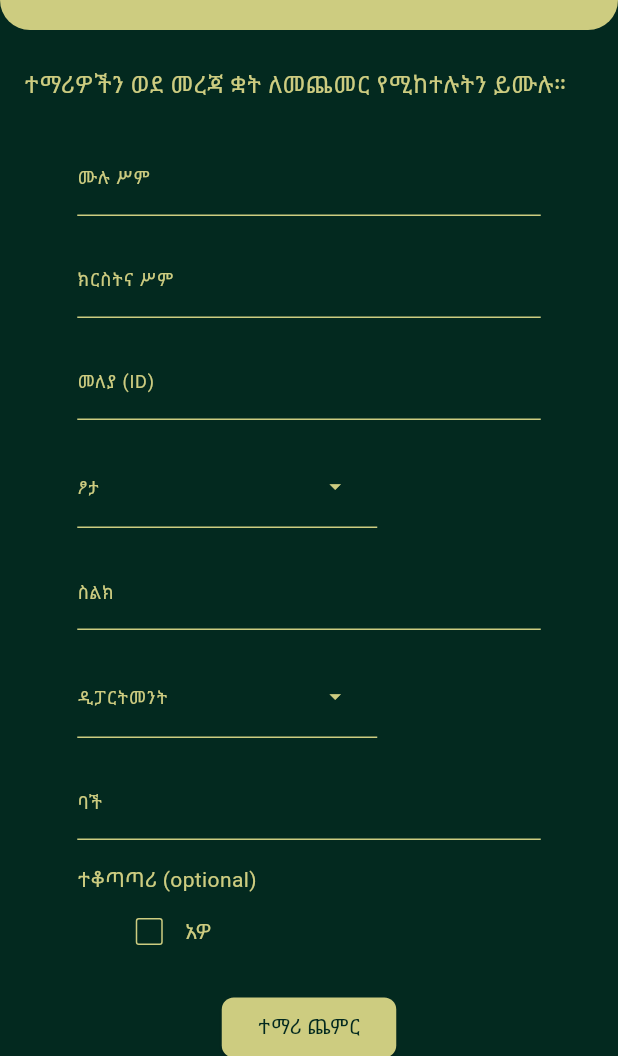
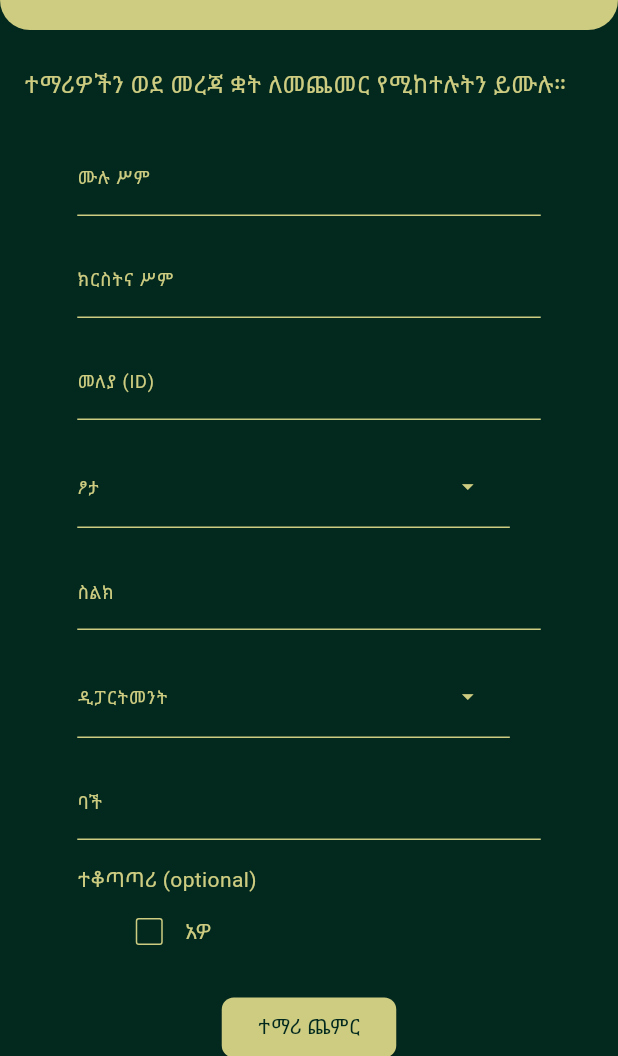
Before and after one commit to mussie-alemayehu/4k_gbi_gubae, a Flutter app: the NewStudentScreen screen opened by its route, on a phone screen of 412 x 824 dp, the part 180-1236 px from its top. Run offline on Flutter 3.47's test engine with Material 3 defaults, Android fonts, the phone set to English and light mode, and no system bars.

Commit message:
make dropdown icons clickable and other minor improvements

```diff
--- a/lib/screens/new_student_screen.dart
+++ b/lib/screens/new_student_screen.dart
@@ -1,3 +1,5 @@
+import 'dart:math';
+
 import 'package:flutter/material.dart';
 
 import '../widgets/custom_app_bar.dart';
@@ -79,6 +81,7 @@ class _NewStudentScreenState extends State<NewStudentScreen> {
                         title: 'ፆታ',
                         hint: 'ፆታ ይምረጡ....',
                         values: sexes,
+                        width: width,
                       ),
                       const SizedBox(height: 16),
                       _inputField(
@@ -92,6 +95,7 @@ class _NewStudentScreenState extends State<NewStudentScreen> {
                         title: 'ዲፓርትመንት',
                         hint: 'ዲፓርትመንት ይምረጡ....',
                         values: departments,
+                        width: width,
                       ),
                       const SizedBox(height: 16),
                       _inputField(
@@ -204,21 +208,11 @@ class _NewStudentScreenState extends State<NewStudentScreen> {
     required String title,
     required String hint,
     required List<String> values,
+    required double width,
   }) {
     return DropdownMenu(
-      width: 200,
-      trailingIcon: Icon(
-        Icons.arrow_drop_down,
-        color: Theme.of(context).primaryColor,
-      ),
-      selectedTrailingIcon: Icon(
-        Icons.arrow_drop_up,
-        color: Theme.of(context).primaryColor,
-      ),
-      label: Text(
-        title,
-        style: TextStyle(color: Theme.of(context).primaryColor, fontSize: 12),
-      ),
+      width: max(200, width * 0.7).toDouble(),
+      label: Text(title),
       textStyle: TextStyle(
         color: Theme.of(context).primaryColor,
       ),
@@ -230,6 +224,9 @@ class _NewStudentScreenState extends State<NewStudentScreen> {
       ),
       inputDecorationTheme: InputDecorationTheme(
         isDense: true,
+        suffixIconColor: Theme.of(context).primaryColor,
+        labelStyle:
+            TextStyle(color: Theme.of(context).primaryColor, fontSize: 12),
         enabledBorder: UnderlineInputBorder(
           borderSide: BorderSide(
             color: Theme.of(context).colorScheme.primary,
```
